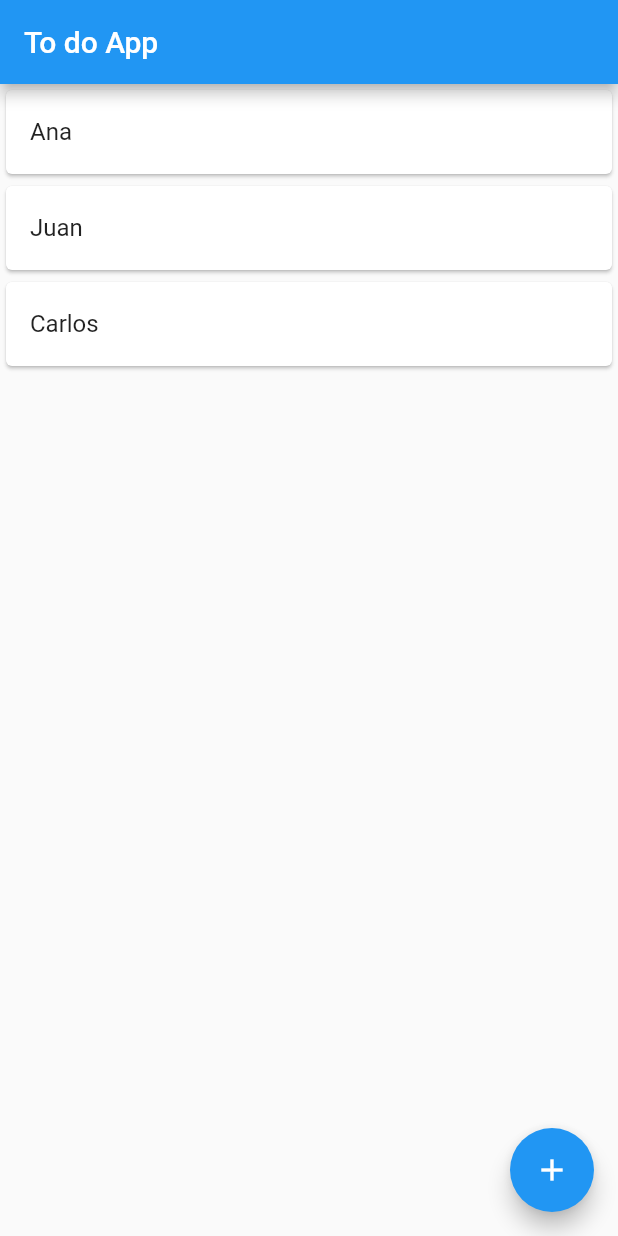
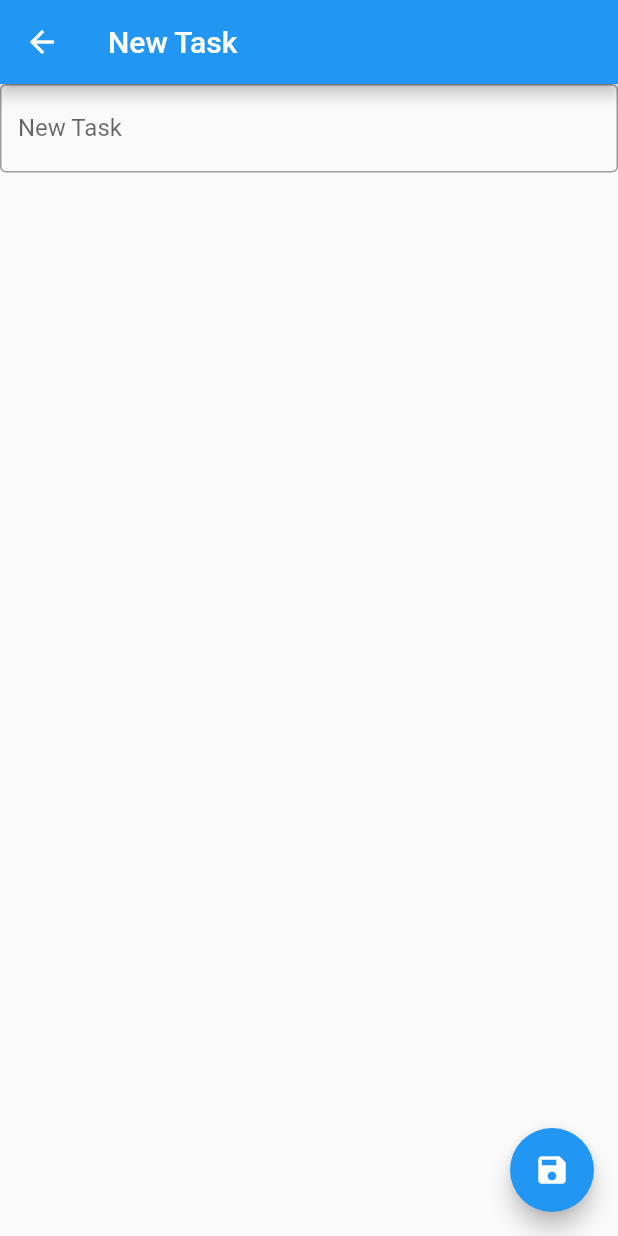
Before and after one commit to Bolshevik1903/FlutterDemo, a Flutter app: the screen it shows after launch, after a tap on the "add" icon, on a phone screen of 412 x 824 dp. Run offline on Flutter 3.47's test engine with Material 2 defaults, Android fonts, the phone set to English and light mode, and no system bars.

Commit message:
Added functions for todoItem

```diff
--- a/lib/pages/todo_item.dart
+++ b/lib/pages/todo_item.dart
@@ -0,0 +1,37 @@
+import 'package:flutter/material.dart';
+
+class TodoItem extends StatelessWidget {
+  const TodoItem({super.key, required this.title, required this.add});
+  final String title;
+  final void Function(String) add;
+
+  @override
+  Widget build(BuildContext context) {
+    String newTask = "";
+    return Scaffold(
+      appBar: AppBar(title: Text(title)),
+      body: Column(
+        crossAxisAlignment: CrossAxisAlignment.start,
+        children: [
+          TextField(
+            decoration: const InputDecoration(
+              border: OutlineInputBorder(),
+              labelText: 'New Task',
+              hintText: 'Enter new task'
+            ),
+            onChanged: (value){
+              newTask = value;
+            },
+          ),
+        ],
+      ),
+      floatingActionButton: FloatingActionButton(
+        onPressed: () {
+          add(newTask);
+          Navigator.pop(context);
+        },
+        child: const Icon(Icons.save),
+      ),
+    );
+  }
+}
--- a/lib/pages/todo_list.dart
+++ b/lib/pages/todo_list.dart
@@ -1,9 +1,15 @@
 import 'package:flutter/material.dart';
+import 'package:todo/pages/todo_item.dart';
 
 class TodoList extends StatelessWidget {
   TodoList({super.key});
 
   final names = ["Ana", "Juan", "Carlos"];
+
+  void add(String task) {
+    print(task);
+  }
+
   @override
   Widget build(BuildContext context) {
     return Scaffold(
@@ -14,10 +20,21 @@ class TodoList extends StatelessWidget {
         itemCount: names.length,
         itemBuilder: (context, index) {
           return Card(
-            child: ListTile(title: Text(names[index])),
+            child: ListTile(
+              title: Text(names[index]),
+              onTap: () {
+                Navigator.push(context, MaterialPageRoute(builder: (context) => TodoItem(title: names[index], add:add)));
+              },
+              ),
           );
         }
         ),
+        floatingActionButton: FloatingActionButton(
+          onPressed: (){
+            Navigator.push(context, MaterialPageRoute(builder: (context) => TodoItem(title: "New Task", add:add)));
+          },
+          child: const Icon(Icons.add)
+          )
        /* ListView(
         children: const [
           ListTile(title: Text('List1'), subtitle: Text("Detail list 1"),),
@@ -26,7 +43,6 @@ class TodoList extends StatelessWidget {
           ListTile(leading: CircleAvatar(backgroundImage: NetworkImage("https://i.pinimg.com/564x/49/65/57/49655703146f97b3a4ffce910cf97154.jpg")))
         ],
       ) */
-      floatingActionButton: FloatingActionButton(onPressed: (){}, child: const Icon(Icons.add))
     );
   }
 }
```
Also changed, not shown: 1 other file.
